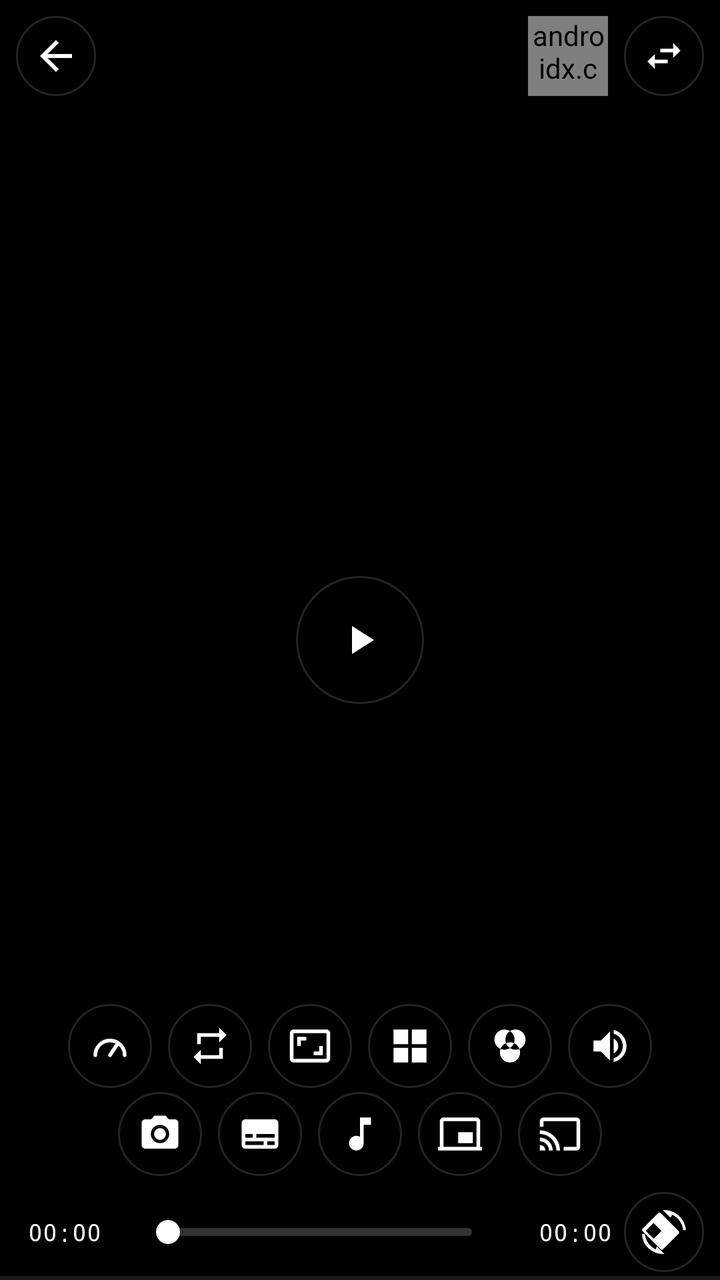
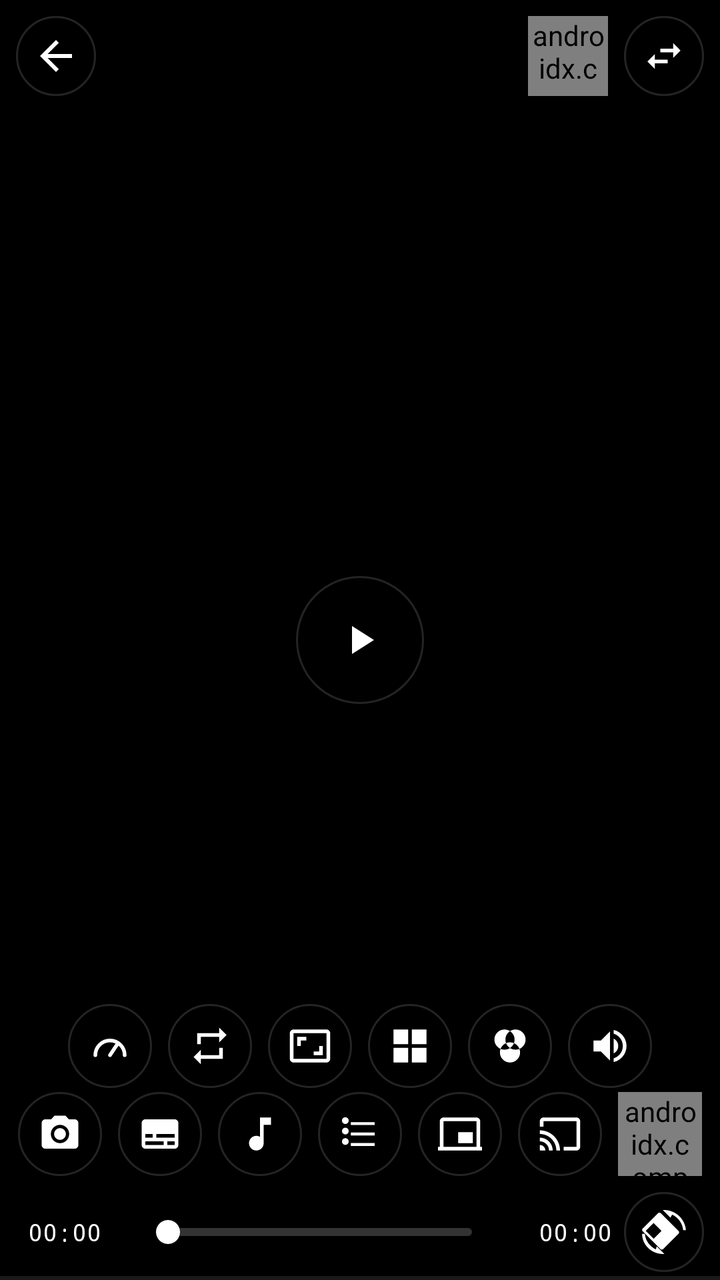

Before-and-after screenshots of an Android layout around one commit, followed by the original layout XML and the change that was made.
<!-- AndroidManifest.xml: application theme Theme.mpvex -->
<!-- res/layout/gsy_player_cineisle.xml -->
<?xml version="1.0" encoding="utf-8"?>
<RelativeLayout xmlns:android="http://schemas.android.com/apk/res/android"
    android:layout_width="match_parent"
    android:layout_height="match_parent"
    android:background="@android:color/black">

    
    <FrameLayout
        android:id="@+id/surface_container"
        android:layout_width="match_parent"
        android:layout_height="match_parent" />

    
    <RelativeLayout
        android:id="@+id/thumb"
        android:layout_width="match_parent"
        android:layout_height="match_parent"
        android:background="@android:color/transparent" />

    
    <View
        android:id="@+id/gsy_scrim_top"
        android:layout_width="match_parent"
        android:layout_height="140dp"
        android:layout_alignParentTop="true"
        android:background="@drawable/gsy_scrim_top" />

    
    <View
        android:id="@+id/gsy_scrim_bottom"
        android:layout_width="match_parent"
        android:layout_height="240dp"
        android:layout_alignParentBottom="true"
        android:background="@drawable/gsy_scrim_bottom" />

    
    <LinearLayout
        android:id="@+id/layout_top"
        android:layout_width="match_parent"
        android:layout_height="wrap_content"
        android:layout_alignParentTop="true"
        android:gravity="center_vertical"
        android:minHeight="56dp"
        android:orientation="horizontal"
        android:paddingStart="8dp"
        android:paddingEnd="8dp">

        <ImageView
            android:id="@+id/back"
            android:layout_width="40dp"
            android:layout_height="40dp"
            android:background="@drawable/gsy_ctrl_circle"
            android:contentDescription="@string/player_control_back"
            android:padding="8dp"
            android:scaleType="centerInside"
            android:src="@drawable/gsy_ic_back" />

        
        <TextView
            android:id="@+id/gsy_net_speed"
            android:layout_width="wrap_content"
            android:layout_height="wrap_content"
            android:layout_marginStart="8dp"
            android:drawablePadding="3dp"
            android:gravity="center_vertical"
            android:shadowColor="#CC000000"
            android:shadowDx="0"
            android:shadowDy="1"
            android:shadowRadius="4"
            android:textColor="#E6FFFFFF"
            android:textSize="12sp"
            android:typeface="monospace"
            android:visibility="gone" />

        
        <View
            android:id="@+id/gsy_top_spacer"
            android:layout_width="0dp"
            android:layout_height="1dp"
            android:layout_weight="1" />

        
        <androidx.compose.ui.platform.ComposeView
            android:id="@+id/gsy_btn_favorite"
            android:layout_width="40dp"
            android:layout_height="40dp"
            android:layout_marginEnd="4dp" />

        
        <ImageView
            android:id="@+id/gsy_btn_engine"
            android:layout_width="40dp"
            android:layout_height="40dp"
            android:layout_marginStart="4dp"
            android:background="@drawable/gsy_ctrl_circle"
            android:contentDescription="@string/gsy_control_switch_engine"
            android:padding="9dp"
            android:scaleType="centerInside"
            android:src="@drawable/gsy_ic_switch" />
    </LinearLayout>

    
    <LinearLayout
        android:id="@+id/layout_bottom"
        android:layout_width="match_parent"
        android:layout_height="wrap_content"
        android:layout_alignParentBottom="true"
        android:orientation="vertical"
        android:paddingTop="6dp">

        
        <TextView
            android:id="@+id/title"
            android:layout_width="match_parent"
            android:layout_height="wrap_content"
            android:layout_marginStart="14dp"
            android:layout_marginEnd="14dp"
            android:layout_marginBottom="6dp"
            android:ellipsize="end"
            android:gravity="center"
            android:maxLines="1"
            android:shadowColor="#CC000000"
            android:shadowDx="0"
            android:shadowDy="1"
            android:shadowRadius="6"
            android:textColor="#FFFFFFFF"
            android:textSize="14sp"
            android:typeface="monospace" />

        
        <LinearLayout
            android:id="@+id/gsy_extra_row"
            android:layout_width="match_parent"
            android:layout_height="wrap_content"
            android:layout_marginBottom="2dp"
            android:gravity="center"
            android:orientation="horizontal">

            <ImageView
                android:id="@+id/gsy_btn_speed"
                android:layout_width="42dp"
                android:layout_height="42dp"
                android:layout_marginStart="4dp"
                android:layout_marginEnd="4dp"
                android:background="@drawable/gsy_ctrl_circle"
                android:contentDescription="@string/gsy_control_speed"
                android:padding="10dp"
                android:scaleType="centerInside"
                android:src="@drawable/gsy_ic_speed" />

            <ImageView
                android:id="@+id/gsy_btn_loop"
                android:layout_width="42dp"
                android:layout_height="42dp"
                android:layout_marginStart="4dp"
                android:layout_marginEnd="4dp"
                android:background="@drawable/gsy_ctrl_circle"
                android:contentDescription="@string/gsy_control_loop"
                android:padding="10dp"
                android:scaleType="centerInside"
                android:src="@drawable/gsy_ic_loop" />

            <ImageView
                android:id="@+id/gsy_btn_aspect"
                android:layout_width="42dp"
                android:layout_height="42dp"
                android:layout_marginStart="4dp"
                android:layout_marginEnd="4dp"
                android:background="@drawable/gsy_ctrl_circle"
                android:contentDescription="@string/gsy_control_aspect"
                android:padding="10dp"
                android:scaleType="centerInside"
                android:src="@drawable/gsy_ic_aspect" />

            <ImageView
                android:id="@+id/gsy_btn_render"
                android:layout_width="42dp"
                android:layout_height="42dp"
                android:layout_marginStart="4dp"
                android:layout_marginEnd="4dp"
                android:background="@drawable/gsy_ctrl_circle"
                android:contentDescription="@string/gsy_control_render"
                android:padding="10dp"
                android:scaleType="centerInside"
                android:src="@drawable/gsy_ic_render" />

            <ImageView
                android:id="@+id/gsy_btn_filter"
                android:layout_width="42dp"
                android:layout_height="42dp"
                android:layout_marginStart="4dp"
                android:layout_marginEnd="4dp"
                android:background="@drawable/gsy_ctrl_circle"
                android:contentDescription="@string/gsy_control_filter"
                android:padding="10dp"
                android:scaleType="centerInside"
                android:src="@drawable/gsy_ic_filter" />

            <ImageView
                android:id="@+id/gsy_btn_mute"
                android:layout_width="42dp"
                android:layout_height="42dp"
                android:layout_marginStart="4dp"
                android:layout_marginEnd="4dp"
                android:background="@drawable/gsy_ctrl_circle"
                android:contentDescription="@string/gsy_control_mute"
                android:padding="10dp"
                android:scaleType="centerInside"
                android:src="@drawable/gsy_ic_volume_on" />
        </LinearLayout>

        
        <LinearLayout
            android:id="@+id/gsy_extra_row2"
            android:layout_width="match_parent"
            android:layout_height="wrap_content"
            android:layout_marginBottom="4dp"
            android:gravity="center"
            android:orientation="horizontal">

            <ImageView
                android:id="@+id/gsy_btn_screenshot"
                android:layout_width="42dp"
                android:layout_height="42dp"
                android:layout_marginStart="4dp"
                android:layout_marginEnd="4dp"
                android:background="@drawable/gsy_ctrl_circle"
                android:contentDescription="@string/gsy_control_screenshot"
                android:padding="10dp"
                android:scaleType="centerInside"
                android:src="@drawable/gsy_ic_screenshot" />

            <ImageView
                android:id="@+id/gsy_btn_subtitle"
                android:layout_width="42dp"
                android:layout_height="42dp"
                android:layout_marginStart="4dp"
                android:layout_marginEnd="4dp"
                android:background="@drawable/gsy_ctrl_circle"
                android:contentDescription="@string/gsy_control_subtitle"
                android:padding="10dp"
                android:scaleType="centerInside"
                android:src="@drawable/gsy_ic_subtitle" />

            <ImageView
                android:id="@+id/gsy_btn_audio_track"
                android:layout_width="42dp"
                android:layout_height="42dp"
                android:layout_marginStart="4dp"
                android:layout_marginEnd="4dp"
                android:background="@drawable/gsy_ctrl_circle"
                android:contentDescription="@string/gsy_control_audio_track"
                android:padding="10dp"
                android:scaleType="centerInside"
                android:src="@drawable/gsy_ic_audio_track" />

            <ImageView
                android:id="@+id/gsy_btn_pip"
                android:layout_width="42dp"
                android:layout_height="42dp"
                android:layout_marginStart="4dp"
                android:layout_marginEnd="4dp"
                android:background="@drawable/gsy_ctrl_circle"
                android:contentDescription="@string/gsy_control_pip"
                android:padding="10dp"
                android:scaleType="centerInside"
                android:src="@drawable/gsy_ic_pip" />

            <ImageView
                android:id="@+id/gsy_btn_cast"
                android:layout_width="42dp"
                android:layout_height="42dp"
                android:layout_marginStart="4dp"
                android:layout_marginEnd="4dp"
                android:background="@drawable/gsy_ctrl_circle"
                android:contentDescription="@string/gsy_control_cast"
                android:padding="10dp"
                android:scaleType="centerInside"
                android:src="@drawable/gsy_ic_cast" />
        </LinearLayout>

        
        <LinearLayout
            android:id="@+id/gsy_seek_row"
            android:layout_width="match_parent"
            android:layout_height="48dp"
            android:gravity="center_vertical"
            android:orientation="horizontal"
            android:paddingStart="14dp"
            android:paddingEnd="8dp">

            <TextView
                android:id="@+id/current"
                android:layout_width="wrap_content"
                android:layout_height="wrap_content"
                android:minWidth="44dp"
                android:text="00:00"
                android:textColor="#FFFFFFFF"
                android:textSize="12sp"
                android:typeface="monospace" />

            <SeekBar
                android:id="@+id/progress"
                android:layout_width="0dp"
                android:layout_height="wrap_content"
                android:layout_marginStart="10dp"
                android:layout_marginEnd="10dp"
                android:layout_weight="1"
                android:background="@null"
                android:max="100"
                android:maxHeight="4dp"
                android:minHeight="4dp"
                android:paddingTop="10dp"
                android:paddingBottom="10dp"
                android:progressDrawable="@drawable/gsy_seek_progress"
                android:splitTrack="false"
                android:thumb="@drawable/gsy_seek_thumb" />

            <TextView
                android:id="@+id/total"
                android:layout_width="wrap_content"
                android:layout_height="wrap_content"
                android:minWidth="44dp"
                android:gravity="end"
                android:text="00:00"
                android:textColor="#FFFFFFFF"
                android:textSize="12sp"
                android:typeface="monospace" />

            
            <ImageView
                android:id="@+id/fullscreen"
                android:layout_width="40dp"
                android:layout_height="40dp"
                android:layout_marginStart="6dp"
                android:background="@drawable/gsy_ctrl_circle"
                android:contentDescription="@string/gsy_control_orientation"
                android:padding="9dp"
                android:scaleType="centerInside"
                android:src="@drawable/gsy_ic_rotate" />
        </LinearLayout>
    </LinearLayout>

    
    <ProgressBar
        android:id="@+id/bottom_progressbar"
        style="?android:attr/progressBarStyleHorizontal"
        android:layout_width="match_parent"
        android:layout_height="2dp"
        android:layout_alignParentBottom="true"
        android:max="100"
        android:progressDrawable="@drawable/gsy_bottom_progress" />

    
    <ImageView
        android:id="@+id/gsy_btn_prev"
        android:layout_width="52dp"
        android:layout_height="52dp"
        android:layout_centerVertical="true"
        android:layout_marginEnd="26dp"
        android:layout_toStartOf="@id/start"
        android:background="@drawable/gsy_ctrl_circle"
        android:contentDescription="@string/gsy_control_prev"
        android:padding="13dp"
        android:scaleType="centerInside"
        android:src="@drawable/gsy_ic_prev"
        android:visibility="gone" />

    
    <ImageView
        android:id="@+id/gsy_btn_rewind10"
        android:layout_width="44dp"
        android:layout_height="44dp"
        android:layout_centerVertical="true"
        android:layout_marginEnd="14dp"
        android:layout_toStartOf="@id/gsy_btn_prev"
        android:background="@drawable/gsy_ctrl_circle"
        android:contentDescription="@string/player_control_rewind_10s"
        android:padding="11dp"
        android:scaleType="centerInside"
        android:src="@drawable/gsy_ic_replay_10"
        android:visibility="gone" />

    
    <ImageView
        android:id="@+id/start"
        android:layout_width="64dp"
        android:layout_height="64dp"
        android:layout_centerInParent="true"
        android:background="@drawable/gsy_ctrl_circle"
        android:contentDescription="@string/player_control_play_pause"
        android:padding="18dp"
        android:scaleType="centerInside"
        android:src="@drawable/gsy_ic_play" />

    
    <ImageView
        android:id="@+id/gsy_btn_next"
        android:layout_width="52dp"
        android:layout_height="52dp"
        android:layout_centerVertical="true"
        android:layout_marginStart="26dp"
        android:layout_toEndOf="@id/start"
        android:background="@drawable/gsy_ctrl_circle"
        android:contentDescription="@string/gsy_control_next"
        android:padding="13dp"
        android:scaleType="centerInside"
        android:src="@drawable/gsy_ic_next"
        android:visibility="gone" />

    
    <ImageView
        android:id="@+id/gsy_btn_forward10"
        android:layout_width="44dp"
        android:layout_height="44dp"
        android:layout_centerVertical="true"
        android:layout_marginStart="14dp"
        android:layout_toEndOf="@id/gsy_btn_next"
        android:background="@drawable/gsy_ctrl_circle"
        android:contentDescription="@string/player_control_forward_10s"
        android:padding="11dp"
        android:scaleType="centerInside"
        android:src="@drawable/gsy_ic_forward_10"
        android:visibility="gone" />

    
    <ProgressBar
        android:id="@+id/loading"
        android:layout_width="36dp"
        android:layout_height="36dp"
        android:layout_centerInParent="true"
        android:indeterminate="true"
        android:indeterminateTint="#FFFFFFFF"
        android:visibility="invisible" />

    
    <ImageView
        android:id="@+id/lock_screen"
        android:layout_width="40dp"
        android:layout_height="40dp"
        android:layout_centerVertical="true"
        android:layout_alignParentEnd="true"
        android:layout_marginEnd="14dp"
        android:background="@drawable/gsy_ctrl_circle"
        android:contentDescription="@string/player_control_lock_controls"
        android:padding="10dp"
        android:scaleType="centerInside"
        android:src="@drawable/gsy_ic_lock"
        android:visibility="gone" />

</RelativeLayout>
<!-- resources referenced by this layout -->
<resources>
  <!-- drawable gsy_ctrl_circle (drawable) -->
  <?xml version="1.0" encoding="utf-8"?>
  <shape xmlns:android="http://schemas.android.com/apk/res/android"
      android:shape="oval">
      <solid android:color="#52000000" />
      <stroke
          android:width="1dp"
          android:color="#24FFFFFF" />
  </shape>
  <!-- drawable gsy_ic_play (drawable) -->
  <?xml version="1.0" encoding="utf-8"?>
  <vector xmlns:android="http://schemas.android.com/apk/res/android"
      android:width="24dp"
      android:height="24dp"
      android:viewportWidth="24"
      android:viewportHeight="24">
      <path
          android:fillColor="#FFFFFFFF"
          android:pathData="M8,5v14l11,-7z" />
  </vector>
  <!-- drawable gsy_ic_prev (drawable) -->
  <?xml version="1.0" encoding="utf-8"?>
  <vector xmlns:android="http://schemas.android.com/apk/res/android"
      android:width="24dp"
      android:height="24dp"
      android:viewportWidth="24"
      android:viewportHeight="24">
      <path
          android:fillColor="#FFFFFFFF"
          android:pathData="M6,6h2v12H6zM9.5,12l8.5,6V6z" />
  </vector>
  <!-- drawable gsy_scrim_bottom (drawable) -->
  <?xml version="1.0" encoding="utf-8"?>
  <shape xmlns:android="http://schemas.android.com/apk/res/android"
      android:shape="rectangle">
      <gradient
          android:angle="90"
          android:endColor="#00000000"
          android:startColor="#CC000000" />
  </shape>
  <!-- drawable gsy_scrim_top (drawable) -->
  <?xml version="1.0" encoding="utf-8"?>
  <shape xmlns:android="http://schemas.android.com/apk/res/android"
      android:shape="rectangle">
      <gradient
          android:angle="270"
          android:endColor="#00000000"
          android:startColor="#CC000000" />
  </shape>
  <string name="gsy_control_aspect">Display ratio</string>
  <string name="gsy_control_audio_track">Audio track</string>
  <string name="gsy_control_cast">Cast (DLNA)</string>
  <string name="gsy_control_filter">Filter</string>
  <string name="gsy_control_loop">Loop</string>
  <string name="gsy_control_mute">Mute</string>
  <string name="gsy_control_next">Next video</string>
  <string name="gsy_control_orientation">Switch portrait / landscape</string>
  <string name="gsy_control_pip">Picture in picture</string>
  <string name="gsy_control_prev">Previous video</string>
  <string name="gsy_control_render">Render mode</string>
  <string name="gsy_control_screenshot">Take screenshot</string>
  <string name="gsy_control_speed">Speed</string>
  <string name="gsy_control_subtitle">Subtitles</string>
  <string name="gsy_control_switch_engine">Switch to the mpv player</string>
  <string name="player_control_back">Back</string>
  <string name="player_control_forward_10s">Forward 10 seconds</string>
  <string name="player_control_lock_controls">Lock controls</string>
  <string name="player_control_play_pause">Play / Pause</string>
  <string name="player_control_rewind_10s">Back 10 seconds</string>
  <style name="Theme.mpvex" parent="Theme.Material3.DynamicColors.DayNight.NoActionBar" />
  <!-- unchanged entries left out for length: 21 -->
</resources>

<!-- the commit's change to res/layout/gsy_player_cineisle.xml (unified diff, before → after) -->
@@ -255,6 +255,18 @@
                 android:src="@drawable/gsy_ic_audio_track" />
 
             <ImageView
+                android:id="@+id/gsy_btn_chapters"
+                android:layout_width="42dp"
+                android:layout_height="42dp"
+                android:layout_marginStart="4dp"
+                android:layout_marginEnd="4dp"
+                android:background="@drawable/gsy_ctrl_circle"
+                android:contentDescription="@string/gsy_control_chapters"
+                android:padding="10dp"
+                android:scaleType="centerInside"
+                android:src="@drawable/gsy_ic_chapters" />
+
+            <ImageView
                 android:id="@+id/gsy_btn_pip"
                 android:layout_width="42dp"
                 android:layout_height="42dp"
@@ -277,6 +289,15 @@
                 android:padding="10dp"
                 android:scaleType="centerInside"
                 android:src="@drawable/gsy_ic_cast" />
+
+            
+            <androidx.compose.ui.platform.ComposeView
+                android:id="@+id/gsy_btn_dislike"
+                android:layout_width="42dp"
+                android:layout_height="42dp"
+                android:layout_marginStart="4dp"
+                android:layout_marginEnd="4dp"
+                android:background="@drawable/gsy_ctrl_circle" />
         </LinearLayout>
 
         
<!-- resource entries referenced after the edit -->
@@ -9,6 +9,28 @@
           android:width="1dp"
           android:color="#24FFFFFF" />
   </shape>
+  <!-- drawable gsy_ic_chapters (drawable) -->
+  <?xml version="1.0" encoding="utf-8"?>
+  <vector xmlns:android="http://schemas.android.com/apk/res/android"
+      android:width="24dp"
+      android:height="24dp"
+      android:viewportWidth="24"
+      android:viewportHeight="24">
+      
+      <path
+          android:fillColor="#FFFFFFFF"
+          android:pathData="M7,5.5h13v1.6H7V5.5zM7,11.2h13v1.6H7v-1.6zM7,16.9h13v1.6H7v-1.6z" />
+      
+      <path
+          android:fillColor="#FFFFFFFF"
+          android:pathData="M4,4.7m-1.85,0a1.85,1.85 0,1 1,3.7 0a1.85,1.85 0,1 1,-3.7 0" />
+      <path
+          android:fillColor="#FFFFFFFF"
+          android:pathData="M4,10.4m-1.85,0a1.85,1.85 0,1 1,3.7 0a1.85,1.85 0,1 1,-3.7 0" />
+      <path
+          android:fillColor="#FFFFFFFF"
+          android:pathData="M4,16.1m-1.85,0a1.85,1.85 0,1 1,3.7 0a1.85,1.85 0,1 1,-3.7 0" />
+  </vector>
   <!-- drawable gsy_ic_play (drawable) -->
   <?xml version="1.0" encoding="utf-8"?>
   <vector xmlns:android="http://schemas.android.com/apk/res/android"
@@ -52,6 +74,7 @@
   <string name="gsy_control_aspect">Display ratio</string>
   <string name="gsy_control_audio_track">Audio track</string>
   <string name="gsy_control_cast">Cast (DLNA)</string>
+  <string name="gsy_control_chapters">Chapters</string>
   <string name="gsy_control_filter">Filter</string>
   <string name="gsy_control_loop">Loop</string>
   <string name="gsy_control_mute">Mute</string>
